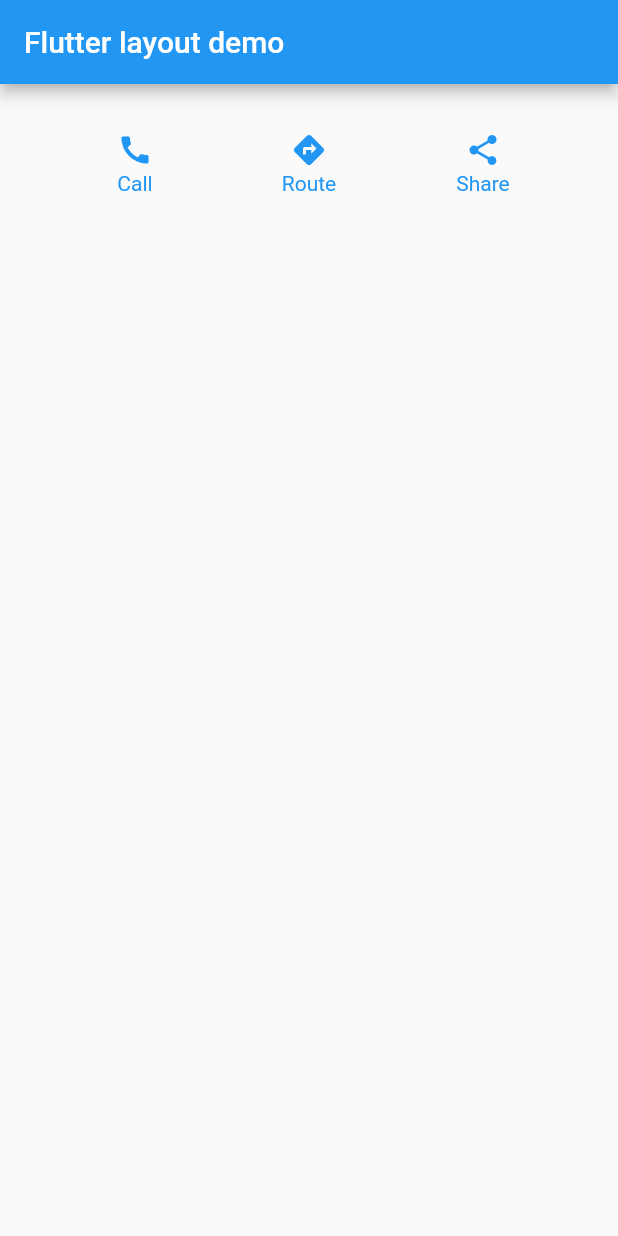
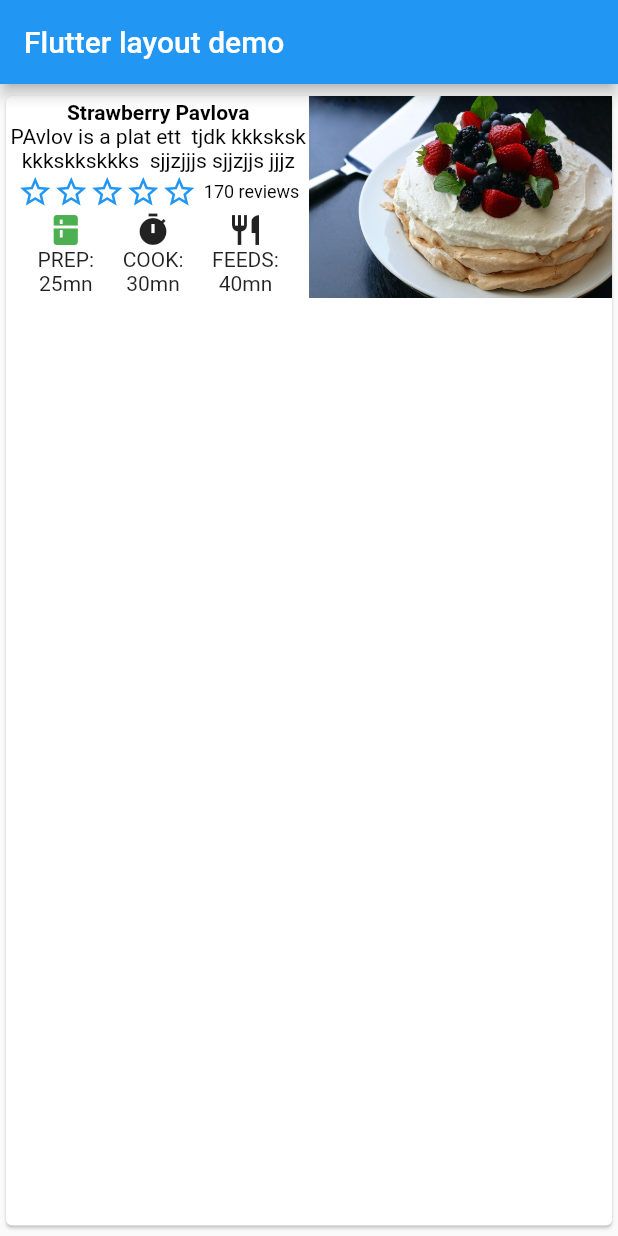
Before and after one commit to mamadoumoustafa/flutter_workshop, a Flutter app: the screen it shows after launch, on a phone screen of 412 x 824 dp. Run offline on Flutter 3.47's test engine with Material 2 defaults, Android fonts, the phone set to English and light mode, and no system bars; Roboto replaces fonts that are missing (Georgia).

Commit message:
pavlova example

```diff
--- a/lib/main.dart
+++ b/lib/main.dart
@@ -7,72 +7,80 @@ void main() {
 class MyApp extends StatelessWidget {
   // This widget is the root of your application.
 
-  final Widget titleSection = Container(
-    padding: const EdgeInsets.all(32),
+  final textNormal = TextStyle(
+      fontSize: 14, color: Colors.black, fontWeight: FontWeight.normal);
+
+  static var textTitle = Text('Strawberry Pavlova',
+      style: TextStyle(color: Colors.black, fontWeight: FontWeight.bold));
+
+  static var textBody = Text(
+    'PAvlov is a plat ett  tjdk kkksksk kkkskkskkks  sjjzjjjs sjjzjjs jjjz',
+    style: TextStyle(
+        fontSize: 14,
+        color: Colors.black,
+        fontFamily: 'Georgia',
+        fontWeight: FontWeight.normal),
+    textAlign: TextAlign.center,
+  );
+
+  var mainImage = Image.asset(
+    'images/pavlova.jpg',
+    fit: BoxFit.cover,
+  );
+
+  static var rating = Container(
+    padding: EdgeInsets.all(1),
     child: Row(
+      mainAxisAlignment: MainAxisAlignment.spaceEvenly,
+      children: [stars, textReview],
+    ),
+  );
+
+  static var stars = Row(
+    mainAxisSize: MainAxisSize.min,
     children: [
-        Expanded(
-            child: Column(
+      Icon(Icons.star_outline, color: Colors.blue),
+      Icon(Icons.star_outline, color: Colors.blue),
+      Icon(Icons.star_outline, color: Colors.blue),
+      Icon(Icons.star_outline, color: Colors.blue),
+      Icon(Icons.star_outline, color: Colors.blue),
+    ],
+  );
+
+  static var textReview = Text('170 reviews',
+      style: TextStyle(
+          fontSize: 12, color: Colors.black, fontWeight: FontWeight.normal));
+
+  static var iconList = DefaultTextStyle.merge(
+      child: Container(
+    padding: EdgeInsets.all(20),
+    child: steps,
+  ));
+
+  static var steps = Row(
+    mainAxisAlignment: MainAxisAlignment.spaceEvenly,
     children: [
-            Icon(
-              Icons.call,
-              color: Colors.blue,
-            ),
-            Container(
-                margin: const EdgeInsets.all(2),
-                child: Text('Call', style: TextStyle(color: Colors.blue)))
-          ],
-        )),
-        Expanded(
-          child: Column(
+      Column(
         children: [
-              Icon(
-                Icons.directions,
-                color: Colors.blue,
-              ),
-              Container(
-                  margin: const EdgeInsets.all(2),
-                  child: Text('Route', style: TextStyle(color: Colors.blue)))
+          Icon(Icons.kitchen, color: Colors.green),
+          Text('PREP:'),
+          Text('25mn')
         ],
       ),
+      Column(
+        children: [Icon(Icons.timer), Text('COOK:'), Text('30mn')],
       ),
-        Expanded(
+      Column(
+        children: [Icon(Icons.restaurant), Text('FEEDS:'), Text('40mn')],
+      )
+    ],
+  );
+
+  final Widget titleSection = Container(
+      padding: EdgeInsets.fromLTRB(2, 3, 1, 2),
       child: Column(
-          children: [
-            Icon(
-              Icons.share,
-              color: Colors.blue,
-            ),
-            Container(
-                margin: const EdgeInsets.all(2),
-                child: Text('Share', style: TextStyle(color: Colors.blue)))
-          ],
-        ))
-      ],
-    ),
-/*     child: Row(
-      children: [
-        Expanded(
-            child: Column(
-          crossAxisAlignment: CrossAxisAlignment.start,
-          children: [
-            Container(
-              padding: const EdgeInsets.only(bottom: 9),
-              child: Text('Oeschinen Lake Campground',
-                  style: TextStyle(fontWeight: FontWeight.bold)),
-            ),
-            Text('Kandersteg, Switzerland',
-                style: TextStyle(color: Colors.grey))
-          ],
-        )),
-        Icon(
-          Icons.star,
-          color: Colors.red,
-        ),
-        Text('41'),
-      ],
-    ), */
-  );
+        children: [textTitle, textBody, rating, steps],
+      ));
 
   @override
   Widget build(BuildContext context) {
@@ -80,10 +88,23 @@ class MyApp extends StatelessWidget {
         title: 'Flutter Layout Demo',
         home: Scaffold(
           appBar: AppBar(title: Text('Flutter layout demo')),
-          body: Column(
+          body: Center(
+            child: Container(
+              margin: EdgeInsets.fromLTRB(0, 4, 0, 3),
+              // height: 600,
+              child: Card(
+                child: Row(
+                  crossAxisAlignment: CrossAxisAlignment.start,
                   children: [
-              titleSection,
+                    Expanded(child: titleSection),
+                    //  Container(width: 200, child: titleSection),
+                    Expanded(child: mainImage)
+
+                    //  Container(width: 200, child: mainImage)
                   ],
+                ),
+              ),
+            ),
           ),
         ));
   }
--- a/pubspec.yaml
+++ b/pubspec.yaml
@@ -45,8 +45,8 @@ flutter:
   uses-material-design: true
 
   # To add assets to your application, add an assets section, like this:
-  # assets:
-  #   - images/a_dot_burr.jpeg
+  assets:
+     - images/pavlova.jpg
   #   - images/a_dot_ham.jpeg
 
   # An image asset can refer to one or more resolution-specific "variants", see
```
Also changed, not shown: images/pavlova.jpg (added). Lines whose indentation alone changed are shown as unchanged.
